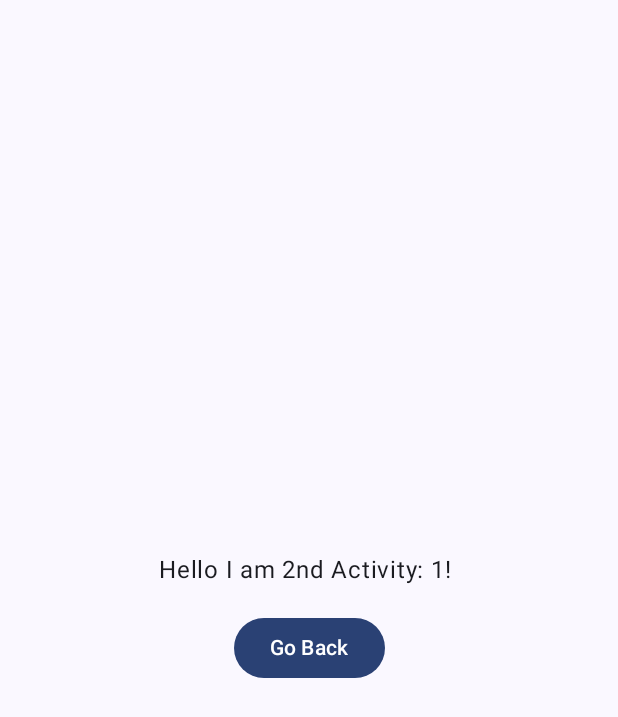
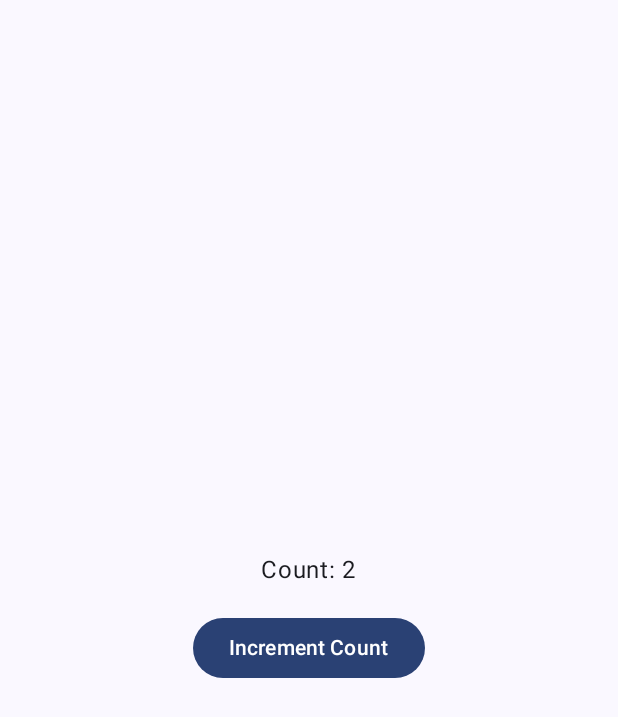
Before and after one commit to Jithin-Jude/bro-test-app, an Android app built with Jetpack Compose: the MainActivity screen opened directly, with no data from a screen before it, after a tap on "Go to 2nd Activity", on a phone screen of 412 x 824 dp. Shown: the top 717 px of the screen. Run offline under Robolectric (Android 15) with nearby library versions, the phone set to English and light mode, and no system bars; 1 other tap on this screen came first.

Commit message:
SecondActivityContentView

```diff
--- a/app/src/main/java/com/jithin/brotestapp/BroLogger.kt
+++ b/app/src/main/java/com/jithin/brotestapp/BroLogger.kt
@@ -3,8 +3,6 @@ package com.jithin.brotestapp
 import android.util.Log
 
 object BroLogger {
-
-    val vm = SecondActivityViewModel()
     fun printLog(message: String?) {
         Log.d("DEBUG", "BRO_DEBUG :=> $message")
     }
--- a/app/src/main/java/com/jithin/brotestapp/SecondActivity.kt
+++ b/app/src/main/java/com/jithin/brotestapp/SecondActivity.kt
@@ -33,10 +33,10 @@ import kotlinx.coroutines.launch
 class SecondActivity : ComponentActivity() {
 
     companion object {
-        const val KEY_MESSAGE = "message"
+//        const val KEY_MESSAGE = "message"
         fun launchActivity(context: Context, message: String?) {
             val intent = Intent(context, SecondActivity::class.java)
-            intent.putExtra(KEY_MESSAGE, message)
+//            intent.putExtra(KEY_MESSAGE, message)
             context.startActivity(intent)
         }
     }
@@ -46,8 +46,8 @@ class SecondActivity : ComponentActivity() {
         printLog("SecondActivity: onCreate")
         enableEdgeToEdge()
 
-        val message = intent.getStringExtra(KEY_MESSAGE)
-        printLog("$message")
+//        val message = intent.getStringExtra(KEY_MESSAGE)
+//        printLog("$message")
 
 //        lifecycle.currentState == Lifecycle.State.INITIALIZED
 //
@@ -71,75 +71,32 @@ class SecondActivity : ComponentActivity() {
                             .padding(innerPadding),
                         contentAlignment = Alignment.Center
                     ) {
-                        val count by BroLogger.vm.count.collectAsStateWithLifecycle()
-                        Greeting(
-                            name = "I am 2nd Activity: $count",
-                            onClickGoBack = {
-                                finish()
-                            }
-                        )
+                        SecondActivityContentView()
                     }
                 }
             }
         }
     }
-
-    override fun onStart() {
-        super.onStart()
-        printLog("SecondActivity: onStart")
-    }
-
-    override fun onResume() {
-        super.onResume()
-        printLog("SecondActivity: onResume")
-    }
-
-    override fun onPause() {
-        super.onPause()
-        printLog("SecondActivity: onPause")
-        BroLogger.vm.increment()
-    }
-
-    override fun onStop() {
-        super.onStop()
-        printLog("SecondActivity: onStop")
-    }
-
-    override fun onDestroy() {
-        super.onDestroy()
-        printLog("SecondActivity: onDestroy")
-    }
-
-    override fun onRestart() {
-        super.onRestart()
-        printLog("SecondActivity: onRestart")
-    }
-
-    override fun onSaveInstanceState(outState: Bundle) {
-        super.onSaveInstanceState(outState)
-        printLog("SecondActivity: onSaveInstanceState")
-    }
-
-    override fun onRestoreInstanceState(savedInstanceState: Bundle) {
-//        count = savedInstanceState.getInt("count")
-
-        super.onRestoreInstanceState(savedInstanceState)
-        printLog("SecondActivity: onRestoreInstanceState")
-    }
 }
 
 @Composable
-fun Greeting(name: String, onClickGoBack: () -> Unit, modifier: Modifier = Modifier) {
+fun SecondActivityContentView(modifier: Modifier = Modifier) {
+
+    val count by secondActivityViewModel.count.collectAsStateWithLifecycle()
+
     Column(
         modifier = modifier,
         horizontalAlignment = Alignment.CenterHorizontally
     ) {
         Text(
-            text = "Hello $name! "
+            text = "Count: $count"
         )
         Spacer(modifier = Modifier.height(16.dp))
-        Button(onClick = onClickGoBack) {
-            Text("Go Back")
+        Button(onClick = {
+            secondActivityViewModel.increment()
+        }
+        ) {
+            Text("Increment Count")
         }
     }
 }
--- a/app/src/main/java/com/jithin/brotestapp/SecondActivityViewModel.kt
+++ b/app/src/main/java/com/jithin/brotestapp/SecondActivityViewModel.kt
@@ -14,6 +14,9 @@ import kotlinx.coroutines.flow.asStateFlow
  * --------------------------------------------------------------------------
  */
 
+
+val secondActivityViewModel = SecondActivityViewModel()
+
 class SecondActivityViewModel: ViewModel() {
 
     private val _count = MutableStateFlow(0)
```
Also changed, not shown: app/src/main/AndroidManifest.xml (+12 -10 lines).
